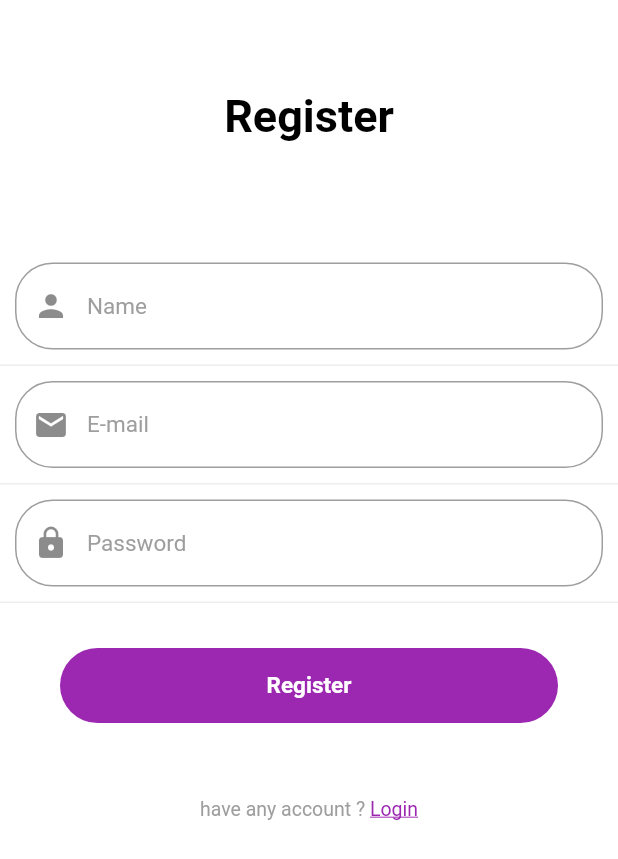
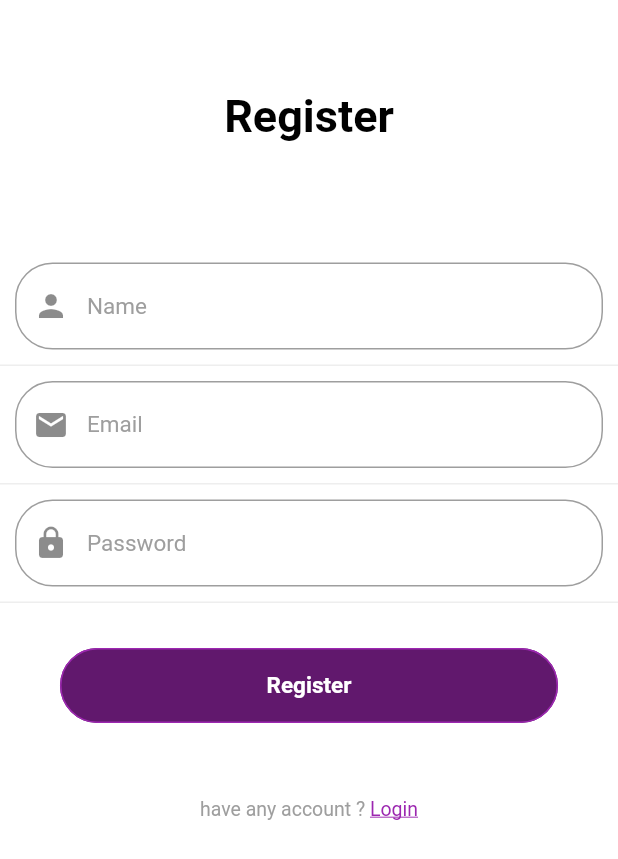
Before and after one commit to rabbanee/borrowing, a Flutter app: the screen it shows after launch, after a tap on "Register", on a phone screen of 412 x 824 dp. Shown: the top 859 px of the screen. Run offline on Flutter 3.47's test engine with Material 2 defaults, Android fonts, the phone set to English and light mode, and no system bars; our stand-ins replace bloc, email_validator, equatable, flutter_bloc, flutter_secure_storage, formz; accounts and stored records are empty.

Commit message:
Tambah Register (Belum ada Role, C_Password dan Parent_Email)

```diff
--- a/lib/bloc/register/register_bloc.dart
+++ b/lib/bloc/register/register_bloc.dart
@@ -100,13 +100,16 @@ class RegisterBloc extends Bloc<RegisterEvent, RegisterState> {
     if (state.status.isValidated) {
       yield state.copyWith(status: FormzStatus.submissionInProgress);
       try {
-        await _authenticationRepository.register(
+        String response = await _authenticationRepository.register(
           name: state.name.value,
           email: state.email.value,
           password: state.password.value,
           role: state.role,
           parentEmail: state.parentEmail.value
         );
+        if (response == 'error') {
+          yield state.copyWith(status: FormzStatus.submissionFailure);
+        }
         yield state.copyWith(status: FormzStatus.submissionSuccess);
       } on Exception catch (_) {
         yield state.copyWith(status: FormzStatus.submissionFailure);
--- a/lib/views/components/login_form.dart
+++ b/lib/views/components/login_form.dart
@@ -68,9 +68,10 @@ class LoginForm extends StatelessWidget {
                         ),
                         GestureDetector(
                           onTap: () {
-                            Navigator.push(
+                            Navigator.pushAndRemoveUntil(
                               context,
-                              MaterialPageRoute(builder: (context) => Register()),
+                              MaterialPageRoute(builder: (context) => RegisterPage()),
+                                  (route) => false,
                             );
                           },
                           child: Text(
--- /dev/null
+++ b/lib/views/components/regis_form.dart
@@ -0,0 +1,220 @@
+part of '../views.dart';
+
+class RegisterForm extends StatelessWidget {
+  @override
+  Widget build(BuildContext context) {
+    return BlocListener<RegisterBloc, RegisterState>(
+      listener: (context, state) {
+        if (state.status.isSubmissionFailure) {
+          Scaffold.of(context)
+            ..hideCurrentSnackBar()
+            ..showSnackBar(
+              const SnackBar(content: Text('Authentication Failure')),
+            );
+        }
+      },
+      child: Column(
+        crossAxisAlignment: CrossAxisAlignment.center,
+        children: [
+          SizedBox(height: 50),
+          Padding(
+            padding: EdgeInsets.all(10),
+            child: Column(
+              crossAxisAlignment: CrossAxisAlignment.start,
+              children: [
+                Text("Register",
+                  style: TextStyle(
+                    color: Colors.black,
+                    fontSize: 30,
+                    fontWeight: FontWeight.bold,
+                  ),
+                ),
+              ],
+            ),
+          ),
+          Column(
+            children: [
+              SizedBox(height: 60),
+              Container(
+                child: Column(
+                  children: [
+                    Container(
+                      padding: EdgeInsets.all(10),
+                      decoration: BoxDecoration(
+                          border: Border(
+                              bottom: BorderSide(color: Colors.grey[200]))),
+                      child: _NameInput(),
+                    ),
+                    Container(
+                      padding: EdgeInsets.all(10),
+                      decoration: BoxDecoration(
+                          border: Border(
+                              bottom: BorderSide(color: Colors.grey[200]))),
+                      child: _EmailInput2(),
+                    ),
+                    Container(
+                      padding: EdgeInsets.all(10),
+                      decoration: BoxDecoration(
+                          border: Border(
+                              bottom: BorderSide(color: Colors.grey[200]))),
+                      child: _PasswordInput2(),
+                    ),
+                    SizedBox(height: 30),
+                    _RegisterButton(),
+                    SizedBox(height: 50),
+                    Row(
+                      mainAxisAlignment: MainAxisAlignment.center,
+                      children: [
+                        Text("have any account ? ",
+                            style: TextStyle(color: Colors.grey, fontSize: 13)),
+                        GestureDetector(
+                          onTap: () {
+                            Navigator.pushAndRemoveUntil(
+                              context,
+                              MaterialPageRoute(builder: (context) => LoginPage()),
+                                  (route) => false,
+                            );
+                          },
+                          child: Text(
+                            "Login",
+                            style: TextStyle(color: Colors.purple, fontSize: 13, decoration: TextDecoration.underline),
+                          ),
+                        )
+                      ],
+                    ),
+                  ],
+                ),
+              ),
+            ],
+          ),
+        ],
+      ),
+    );
+  }
+}
+
+class _NameInput extends StatelessWidget {
+  @override
+  Widget build(BuildContext context) {
+    return BlocBuilder<RegisterBloc, RegisterState>(
+      buildWhen: (previous, current) => previous.name != current.name,
+      builder: (context, state) {
+        return TextField(
+          key: const Key('RegisterForm_nameInput_textField'),
+          onChanged: (name) =>
+              context.read<RegisterBloc>().add(RegisterNameChanged(name)),
+          decoration: InputDecoration(
+            prefixIcon: Icon(Icons.person),
+            hintText: "Name",
+            hintStyle: TextStyle(color: Colors.grey),
+            fillColor: Colors.white,
+            border: OutlineInputBorder(
+              borderRadius: BorderRadius.circular(25),
+              borderSide: BorderSide(color: Colors.grey),
+            ),
+            errorText: state.name.invalid ? 'invalid name' : null,
+          ),
+          style: TextStyle(fontSize: 15),
+        );
+      },
+    );
+  }
+}
+
+class _EmailInput2 extends StatelessWidget {
+  @override
+  Widget build(BuildContext context) {
+    return BlocBuilder<RegisterBloc, RegisterState>(
+      buildWhen: (previous, current) => previous.email != current.email,
+      builder: (context, state) {
+        return TextField(
+          key: const Key('RegisterForm_emailInput_textField'),
+          onChanged: (email) =>
+              context.read<RegisterBloc>().add(RegisterEmailChanged(email)),
+          decoration: InputDecoration(
+            prefixIcon: Icon(Icons.email),
+            hintText: "Email",
+            hintStyle: TextStyle(color: Colors.grey),
+            fillColor: Colors.white,
+            border: OutlineInputBorder(
+              borderRadius: BorderRadius.circular(25),
+              borderSide: BorderSide(color: Colors.grey),
+            ),
+            errorText: state.email.invalid ? 'invalid email' : null,
+          ),
+          style: TextStyle(fontSize: 15),
+        );
+      },
+    );
+  }
+}
+
+class _PasswordInput2 extends StatelessWidget {
+  @override
+  Widget build(BuildContext context) {
+    return BlocBuilder<RegisterBloc, RegisterState>(
+      buildWhen: (previous, current) => previous.password != current.password,
+      builder: (context, state) {
+        return TextField(
+          key: const Key('RegisterForm_passwordInput_textField'),
+          onChanged: (password) =>
+              context.read<RegisterBloc>().add(RegisterPasswordChanged(password)),
+          decoration: InputDecoration(
+            prefixIcon: Icon(Icons.lock),
+            hintText: "Password",
+            hintStyle: TextStyle(color: Colors.grey),
+            fillColor: Colors.white,
+            errorText: state.password.invalid ? 'invalid password' : null,
+            border: OutlineInputBorder(
+              borderRadius: BorderRadius.circular(25),
+              borderSide: BorderSide(color: Colors.grey),
+            ),
+          ),
+          style: TextStyle(fontSize: 15),
+          obscureText: true,
+        );
+      },
+    );
+  }
+}
+
+class _RegisterButton extends StatelessWidget {
+  @override
+  Widget build(BuildContext context) {
+    return BlocBuilder<RegisterBloc, RegisterState>(
+      buildWhen: (previous, current) => previous.status != current.status,
+      builder: (context, state) {
+        return state.status.isSubmissionInProgress
+            ? const CircularProgressIndicator()
+            : Container(
+          height: 50,
+          margin: EdgeInsets.symmetric(horizontal: 40),
+          width: double.infinity,
+          decoration: BoxDecoration(
+              borderRadius: BorderRadius.circular(50),
+              color: Colors.purple),
+          child: RaisedButton(
+            key: const Key('RegisterForm_continue_raisedButton'),
+            color: Colors.purple,
+            shape: RoundedRectangleBorder(
+              borderRadius: BorderRadius.circular(50),
+              side: BorderSide(color: Colors.purple),
+            ),
+            child: const Text(
+              'Register',
+              style: TextStyle(
+                  color: Colors.white,
+                  fontWeight: FontWeight.bold,
+                  fontSize: 15),
+            ),
+            onPressed: state.status.isValidated
+                ? () {
+              context.read<RegisterBloc>().add(const RegisterSubmitted());
+            }
+                : null,
+          ),
+        );
+      },
+    );
+  }
+}
--- a/lib/views/pages/register.dart
+++ b/lib/views/pages/register.dart
@@ -1,121 +1,42 @@
 part of '../views.dart';
 
-class Register extends StatelessWidget {
+class RegisterPage extends StatelessWidget {
+  static Route route() {
+    return MaterialPageRoute<void>(builder: (_) => RegisterPage());
+  }
+
   @override
   Widget build(BuildContext context) {
-    return Scaffold(
-      body: Container(
-        color: Colors.white,
-        child: Column(
-          crossAxisAlignment: CrossAxisAlignment.center,
-          children: [
-            SizedBox(height: 50),
-            Padding(
-              padding: EdgeInsets.all(10),
-              child: Column(
-                crossAxisAlignment: CrossAxisAlignment.start,
-                children: [
-                  Text("Register",
-                      style: TextStyle(
-                          color: Colors.black,
-                          fontSize: 30,
-                          fontWeight: FontWeight.bold)),
-                ],
+    return BlocBuilder<AuthenticationBloc, AuthenticationState>(
+      buildWhen: (previous, current) => previous.status != current.status,
+      builder: (context, state) {
+        print('state status: ${state.status}');
+        return state.status == AuthenticationStatus.loading
+            ? LoadingIndicator()
+            : Scaffold(
+          body: Stack(
+            children: [
+              Container(
+                color: Colors.white,
               ),
-            ),
-            Column(
-              children: [
-                SizedBox(height: 60),
-                Container(
-                    child: Column(
-                  children: [
-                    Container(
-                      padding: EdgeInsets.all(10),
-                      decoration: BoxDecoration(
-                          border: Border(
-                              bottom: BorderSide(color: Colors.grey[200]))),
-                      child: TextField(
-                        decoration: InputDecoration(
-                            prefixIcon: Icon(Icons.person),
-                            hintText: "Name",
-                            hintStyle: TextStyle(color: Colors.grey),
-                            fillColor: Colors.white,
-                            border: OutlineInputBorder(
-                                borderRadius: BorderRadius.circular(25),
-                                borderSide: BorderSide(color: Colors.grey))),
-                        style: TextStyle(fontSize: 15),
-                      ),
-                    ),
-                    Container(
-                      padding: EdgeInsets.all(10),
-                      decoration: BoxDecoration(
-                          border: Border(
-                              bottom: BorderSide(color: Colors.grey[200]))),
-                      child: TextField(
-                        decoration: InputDecoration(
-                            prefixIcon: Icon(Icons.email),
-                            hintText: "E-mail",
-                            hintStyle: TextStyle(color: Colors.grey),
-                            fillColor: Colors.white,
-                            border: OutlineInputBorder(
-                                borderRadius: BorderRadius.circular(25),
-                                borderSide: BorderSide(color: Colors.grey))),
-                        style: TextStyle(fontSize: 15),
-                      ),
-                    ),
-                    Container(
-                      padding: EdgeInsets.all(10),
-                      decoration: BoxDecoration(
-                          border: Border(
-                              bottom: BorderSide(color: Colors.grey[200]))),
-                      child: TextField(
-                        decoration: InputDecoration(
-                            prefixIcon: Icon(Icons.lock),
-                            hintText: "Password",
-                            hintStyle: TextStyle(color: Colors.grey),
-                            fillColor: Colors.white,
-                            border: OutlineInputBorder(
-                                borderRadius: BorderRadius.circular(25),
-                                borderSide: BorderSide(color: Colors.grey))),
-                        style: TextStyle(fontSize: 15),
-                        obscureText: true,
-                      ),
-                    ),
-                    SizedBox(height: 30),
-                    Container(
-                      height: 50,
-                      margin: EdgeInsets.symmetric(horizontal: 40),
-                      decoration: BoxDecoration(
-                          borderRadius: BorderRadius.circular(50),
-                          color: Colors.purple),
-                      child: Center(
-                          child: Text(
-                        "Register",
-                        style: TextStyle(
-                            color: Colors.white,
-                            fontWeight: FontWeight.bold,
-                            fontSize: 15),
-                      )),
-                    ),
-                    SizedBox(height: 50),
-                    Row(
-                      mainAxisAlignment: MainAxisAlignment.center,
-                      children: [
-                        Text("have any account ? ",
-                            style: TextStyle(color: Colors.grey, fontSize: 13)),
-                        Text(
-                          "Login",
-                          style: TextStyle(color: Colors.purple, fontSize: 13, decoration: TextDecoration.underline),
-                        )
-                      ],
-                    )
-                  ],
-                ))
-              ],
-            ),
-          ],
-        ),
-      ),
+              SingleChildScrollView(
+                child: Container(
+                  child: BlocProvider(
+                    create: (context) {
+                      return RegisterBloc(
+                        authenticationRepository:
+                        RepositoryProvider.of<AuthenticationRepository>(
+                            context),
+                      );
+                    },
+                    child: RegisterForm(),
+                  ),
+                ),
+              ),
+            ],
+          ),
+        );
+      },
     );
   }
 }
--- a/lib/views/views.dart
+++ b/lib/views/views.dart
@@ -7,6 +7,7 @@ import 'package:borrowing/bloc/bloc.dart';
 import 'package:formz/formz.dart';
 
 part 'components/login_form.dart';
+part 'components/regis_form.dart';
 part 'components/loading_indicator.dart';
 part 'pages/login.dart';
 part 'pages/register.dart';
--- a/packages/authentication_repository/lib/src/authentication_repository.dart
+++ b/packages/authentication_repository/lib/src/authentication_repository.dart
@@ -51,7 +51,7 @@ class AuthenticationRepository {
     return 'error';
   }
 
-  Future<void> register({
+  Future<String> register({
     @required String name,
     @required String email,
     @required String password,
@@ -66,7 +66,7 @@ class AuthenticationRepository {
 
     try {
       var response =
-      await http.post('https://pinjaman-api.herokuapp.com/api/register',
+        await http.post('https://pinjaman-api.herokuapp.com/api/register',
           body: ({
             'name': name,
             'email': email,
@@ -75,13 +75,18 @@ class AuthenticationRepository {
             'role': role,
             'parent_email': parentEmail,
           }));
+      if (response.statusCode != 200) {
+        return 'error';
+      }
       token = (tokenFromJson(response.body)).data.token;
       await storage.write(key: 'token', value: token);
-      _controller.add(AuthenticationStatus.authenticated);
+      _controller.add(AuthenticationStatus.loading);
+      return 'success';
     } catch (e) {
       print(e);
       _controller.add(AuthenticationStatus.unauthenticated);
     }
+    return 'error';
   }
 
   Future<void> logOut() async {
```
